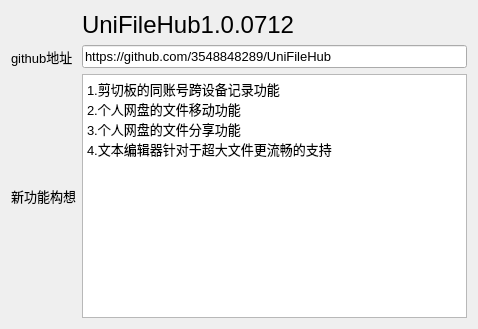
The window that MoreFunction/MoreFunction.ui (3548848289/UniFileHub) describes before a commit, drawn with Qt 5.
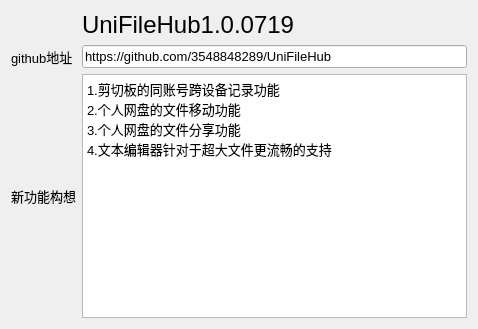
The same window after the commit. Icons and pictures are not drawn.

What changed in the file:
```diff
--- a/MoreFunction/MoreFunction.ui
+++ b/MoreFunction/MoreFunction.ui
@@ -82,7 +82,7 @@
       </font>
      </property>
      <property name="text">
-      <string>UniFileHub1.0.0712</string>
+      <string>UniFileHub1.0.0719</string>
      </property>
     </widget>
    </item>
```
